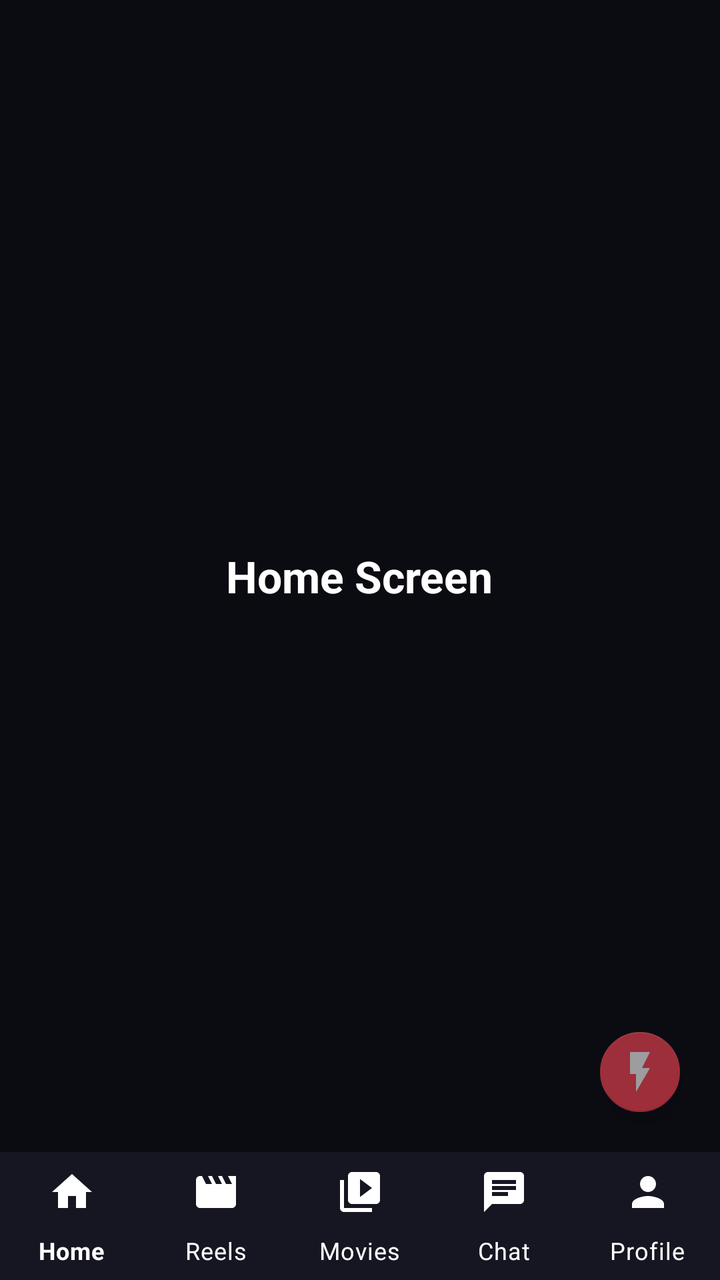
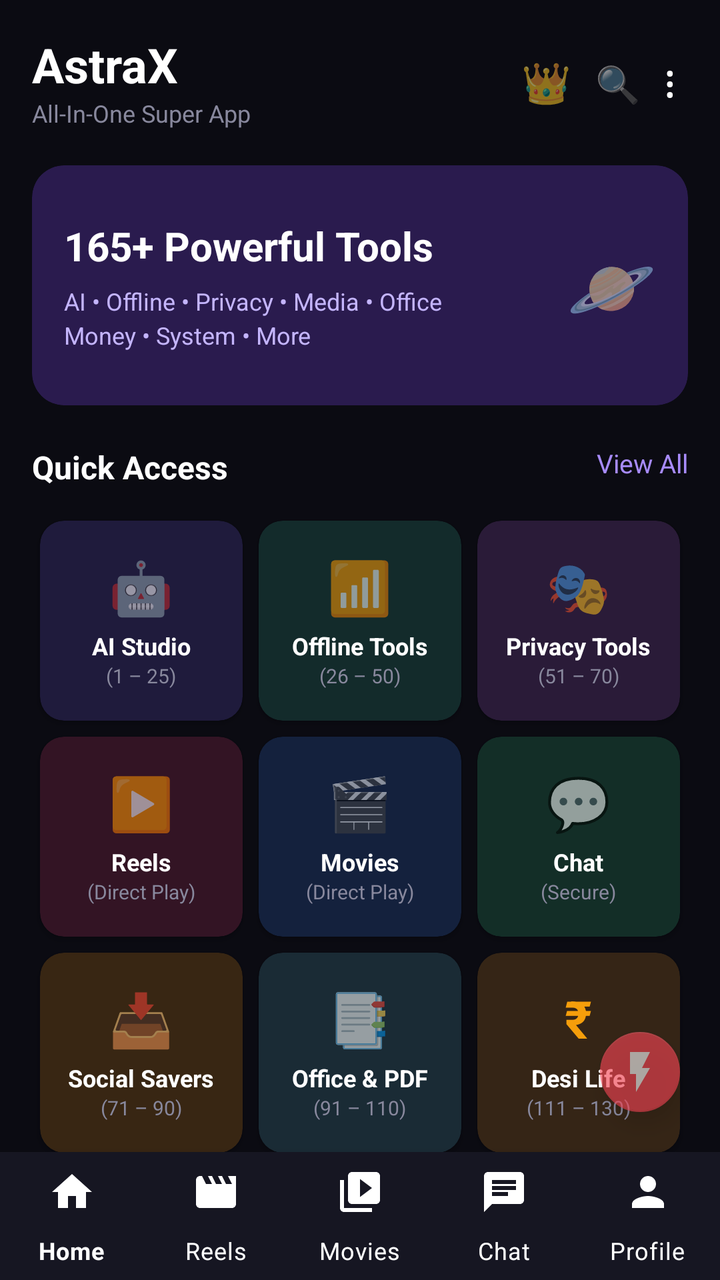

Before-and-after screenshots of an Android layout around one commit, followed by the original layout XML and the change that was made.
<!-- AndroidManifest.xml: application theme Theme.AstraX -->
<!-- res/layout/activity_main.xml -->
<?xml version="1.0" encoding="utf-8"?>
<RelativeLayout xmlns:android="http://schemas.android.com/apk/res/android"
    xmlns:app="http://schemas.android.com/apk/res-auto"
    android:layout_width="match_parent"
    android:layout_height="match_parent"
    android:background="@color/black_bg">

    
    <FrameLayout
        android:id="@+id/content_frame"
        android:layout_width="match_parent"
        android:layout_height="match_parent"
        android:layout_above="@id/bottom_navigation">

        <TextView
            android:id="@+id/screen_title"
            android:layout_width="wrap_content"
            android:layout_height="wrap_content"
            android:layout_gravity="center"
            android:text="Home Screen"
            android:textColor="@color/text_white"
            android:textSize="22sp"
            android:textStyle="bold" />
    </FrameLayout>

    
    <com.google.android.material.bottomnavigation.BottomNavigationView
        android:id="@+id/bottom_navigation"
        android:layout_width="match_parent"
        android:layout_height="64dp"
        android:layout_alignParentBottom="true"
        android:background="@color/card_bg"
        app:itemIconTint="@color/text_white"
        app:itemTextColor="@color/text_white"
        app:labelVisibilityMode="labeled"
        app:menu="@menu/bottom_nav_menu" />

    
    <com.google.android.material.floatingactionbutton.FloatingActionButton
        android:id="@+id/fab_panic"
        android:layout_width="wrap_content"
        android:layout_height="wrap_content"
        android:layout_alignParentEnd="true"
        android:layout_above="@id/bottom_navigation"
        android:layout_margin="16dp"
        android:alpha="0.6"
        android:src="@drawable/ic_panic"
        app:backgroundTint="#FF4757"
        app:tint="@color/text_white"
        app:fabSize="mini" />

    
    <LinearLayout
        android:id="@+id/emergency_study_layer"
        android:layout_width="match_parent"
        android:layout_height="match_parent"
        android:orientation="vertical"
        android:background="#FFFFFF"
        android:padding="20dp"
        android:visibility="gone">

        
        <RelativeLayout
            android:layout_width="match_parent"
            android:layout_height="wrap_content"
            android:layout_marginBottom="16dp">

            <TextView
                android:layout_width="wrap_content"
                android:layout_height="wrap_content"
                android:text="Class 12 Physics - Quick Notes"
                android:textColor="#000000"
                android:textSize="18sp"
                android:textStyle="bold" />

            <Button
                android:id="@+id/btn_close_emergency"
                android:layout_width="wrap_content"
                android:layout_height="36dp"
                android:layout_alignParentEnd="true"
                android:text="Back"
                android:textSize="12sp"
                android:backgroundTint="#2C3E50" />
        </RelativeLayout>

        
        <ScrollView
            android:layout_width="match_parent"
            android:layout_height="match_parent">

            <LinearLayout
                android:layout_width="match_parent"
                android:layout_height="wrap_content"
                android:orientation="vertical">

                <TextView
                    android:layout_width="match_parent"
                    android:layout_height="wrap_content"
                    android:text="Chapter 4: Moving Charges and Magnetism&#10;&#10;1. Biot-Savart Law:&#10;The magnetic field dB due to a current element carrying steady current I at point P is:&#10;dB = (mu0 / 4pi) * (I dl sin theta) / r2&#10;&#10;2. Ampere Circuital Law:&#10;The line integral of magnetic induction around any closed path is:&#10;B . dl = mu0 * I&#10;&#10;3. Lorentz Force:&#10;When a charge q moves with velocity v in electric and magnetic fields:&#10;F = q(E + v x B)&#10;&#10;Chapter 5: Thermodynamics and Heat Laws&#10;&#10;1. First Law of Thermodynamics:&#10;dQ = dU + dW&#10;where dQ is heat supplied, dU is change in internal energy, and dW is work done.&#10;&#10;2. Isothermal Process:&#10;Temperature remains constant (dT = 0). Internal energy change dU = 0.&#10;W = nRT ln(V2/V1)&#10;&#10;3. Adiabatic Process:&#10;No heat enters or leaves the system (dQ = 0).&#10;PV^gamma = Constant"
                    android:textColor="#333333"
                    android:textSize="15sp"
                    android:lineSpacingExtra="6dp" />
            </LinearLayout>
        </ScrollView>
    </LinearLayout>

</RelativeLayout>
<!-- resources referenced by this layout -->
<resources>
  <color name="black_bg">#0B0B12</color>
  <color name="card_bg">#161622</color>
  <color name="text_white">#FFFFFF</color>
  <!-- drawable ic_panic (drawable) -->
  <vector xmlns:android="http://schemas.android.com/apk/res/android"
      android:width="24dp"
      android:height="24dp"
      android:viewportWidth="24"
      android:viewportHeight="24">
      <path
          android:fillColor="#FFFFFFFF"
          android:pathData="M7,2v11h3v9l7,-12h-4l4,-8z"/>
  </vector>
  <style name="Theme.AstraX" parent="Theme.MaterialComponents.DayNight.NoActionBar">
          <item name="android:windowBackground">@color/black_bg</item>
          <item name="android:statusBarColor">@color/black_bg</item>
      </style>
</resources>

<!-- the commit's change to res/layout/activity_main.xml (unified diff, before → after) -->
@@ -12,15 +12,21 @@
         android:layout_height="match_parent"
         android:layout_above="@id/bottom_navigation">
 
+        
+        <include
+            android:id="@+id/layout_home_screen"
+            layout="@layout/fragment_home" />
+
+        
         <TextView
-            android:id="@+id/screen_title"
+            android:id="@+id/other_screen_title"
             android:layout_width="wrap_content"
             android:layout_height="wrap_content"
             android:layout_gravity="center"
-            android:text="Home Screen"
             android:textColor="@color/text_white"
             android:textSize="22sp"
-            android:textStyle="bold" />
+            android:textStyle="bold"
+            android:visibility="gone" />
     </FrameLayout>
 
     
@@ -105,3 +111,337 @@
     </LinearLayout>
 
 </RelativeLayout>
+<!-- res/layout/fragment_home.xml (included above) -->
+<?xml version="1.0" encoding="utf-8"?>
+<ScrollView xmlns:android="http://schemas.android.com/apk/res/android"
+    xmlns:app="http://schemas.android.com/apk/res-auto"
+    android:layout_width="match_parent"
+    android:layout_height="match_parent"
+    android:background="@color/black_bg"
+    android:scrollbars="none">
+
+    <LinearLayout
+        android:layout_width="match_parent"
+        android:layout_height="wrap_content"
+        android:orientation="vertical"
+        android:padding="16dp">
+
+        
+        <RelativeLayout
+            android:layout_width="match_parent"
+            android:layout_height="wrap_content"
+            android:layout_marginBottom="18dp">
+
+            <LinearLayout
+                android:layout_width="wrap_content"
+                android:layout_height="wrap_content"
+                android:orientation="vertical">
+
+                <TextView
+                    android:layout_width="wrap_content"
+                    android:layout_height="wrap_content"
+                    android:text="AstraX"
+                    android:textColor="@color/text_white"
+                    android:textSize="24sp"
+                    android:textStyle="bold" />
+
+                <TextView
+                    android:layout_width="wrap_content"
+                    android:layout_height="wrap_content"
+                    android:text="All-In-One Super App"
+                    android:textColor="#88889D"
+                    android:textSize="12sp" />
+            </LinearLayout>
+
+            <LinearLayout
+                android:layout_width="wrap_content"
+                android:layout_height="wrap_content"
+                android:layout_alignParentEnd="true"
+                android:layout_centerVertical="true"
+                android:orientation="horizontal">
+
+                <TextView
+                    android:id="@+id/btn_vip_crown"
+                    android:layout_width="wrap_content"
+                    android:layout_height="wrap_content"
+                    android:text="👑"
+                    android:textSize="20sp"
+                    android:padding="6dp" />
+
+                <TextView
+                    android:id="@+id/btn_search"
+                    android:layout_width="wrap_content"
+                    android:layout_height="wrap_content"
+                    android:text="🔍"
+                    android:textSize="18sp"
+                    android:padding="6dp" />
+
+                <TextView
+                    android:id="@+id/btn_menu"
+                    android:layout_width="wrap_content"
+                    android:layout_height="wrap_content"
+                    android:text="⋮"
+                    android:textColor="@color/text_white"
+                    android:textSize="22sp"
+                    android:padding="6dp" />
+            </LinearLayout>
+        </RelativeLayout>
+
+        
+        <androidx.cardview.widget.CardView
+            android:layout_width="match_parent"
+            android:layout_height="120dp"
+            android:layout_marginBottom="20dp"
+            app:cardCornerRadius="16dp"
+            app:cardElevation="0dp"
+            app:cardBackgroundColor="#2A1B4E">
+
+            <RelativeLayout
+                android:layout_width="match_parent"
+                android:layout_height="match_parent"
+                android:padding="16dp">
+
+                <LinearLayout
+                    android:layout_width="match_parent"
+                    android:layout_height="wrap_content"
+                    android:layout_centerVertical="true"
+                    android:orientation="vertical">
+
+                    <TextView
+                        android:layout_width="wrap_content"
+                        android:layout_height="wrap_content"
+                        android:text="165+ Powerful Tools"
+                        android:textColor="@color/text_white"
+                        android:textSize="20sp"
+                        android:textStyle="bold" />
+
+                    <TextView
+                        android:layout_width="wrap_content"
+                        android:layout_height="wrap_content"
+                        android:layout_marginTop="6dp"
+                        android:text="AI • Offline • Privacy • Media • Office\nMoney • System • More"
+                        android:textColor="#C4B5FD"
+                        android:textSize="12sp"
+                        android:lineSpacingExtra="3dp" />
+                </LinearLayout>
+
+                <TextView
+                    android:layout_width="wrap_content"
+                    android:layout_height="wrap_content"
+                    android:layout_alignParentEnd="true"
+                    android:layout_centerVertical="true"
+                    android:text="🪐"
+                    android:textSize="36sp" />
+            </RelativeLayout>
+        </androidx.cardview.widget.CardView>
+
+        
+        <RelativeLayout
+            android:layout_width="match_parent"
+            android:layout_height="wrap_content"
+            android:layout_marginBottom="12dp">
+
+            <TextView
+                android:layout_width="wrap_content"
+                android:layout_height="wrap_content"
+                android:text="Quick Access"
+                android:textColor="@color/text_white"
+                android:textSize="16sp"
+                android:textStyle="bold" />
+
+            <TextView
+                android:layout_width="wrap_content"
+                android:layout_height="wrap_content"
+                android:layout_alignParentEnd="true"
+                android:text="View All"
+                android:textColor="#A78BFA"
+                android:textSize="13sp" />
+        </RelativeLayout>
+
+        
+        <GridLayout
+            android:layout_width="match_parent"
+            android:layout_height="wrap_content"
+            android:columnCount="3"
+            android:rowCount="3"
+            android:alignmentMode="alignMargins"
+            android:useDefaultMargins="true">
+
+            
+            <androidx.cardview.widget.CardView
+                android:layout_width="0dp"
+                android:layout_height="100dp"
+                android:layout_columnWeight="1"
+                android:layout_margin="4dp"
+                app:cardCornerRadius="12dp"
+                app:cardBackgroundColor="#1F1B3C">
+                <LinearLayout
+                    android:layout_width="match_parent"
+                    android:layout_height="match_parent"
+                    android:gravity="center"
+                    android:orientation="vertical">
+                    <TextView android:layout_width="wrap_content" android:layout_height="wrap_content" android:text="🤖" android:textSize="26sp" />
+                    <TextView android:layout_width="wrap_content" android:layout_height="wrap_content" android:text="AI Studio" android:textColor="@color/text_white" android:textSize="12sp" android:textStyle="bold" android:layout_marginTop="4dp" />
+                    <TextView android:layout_width="wrap_content" android:layout_height="wrap_content" android:text="(1 – 25)" android:textColor="#88889D" android:textSize="10sp" />
+                </LinearLayout>
+            </androidx.cardview.widget.CardView>
+
+            
+            <androidx.cardview.widget.CardView
+                android:layout_width="0dp"
+                android:layout_height="100dp"
+                android:layout_columnWeight="1"
+                android:layout_margin="4dp"
+                app:cardCornerRadius="12dp"
+                app:cardBackgroundColor="#132B2B">
+                <LinearLayout
+                    android:layout_width="match_parent"
+                    android:layout_height="match_parent"
+                    android:gravity="center"
+                    android:orientation="vertical">
+                    <TextView android:layout_width="wrap_content" android:layout_height="wrap_content" android:text="📶" android:textSize="26sp" />
+                    <TextView android:layout_width="wrap_content" android:layout_height="wrap_content" android:text="Offline Tools" android:textColor="@color/text_white" android:textSize="12sp" android:textStyle="bold" android:layout_marginTop="4dp" />
+                    <TextView android:layout_width="wrap_content" android:layout_height="wrap_content" android:text="(26 – 50)" android:textColor="#88889D" android:textSize="10sp" />
+                </LinearLayout>
+            </androidx.cardview.widget.CardView>
+
+            
+            <androidx.cardview.widget.CardView
+                android:layout_width="0dp"
+                android:layout_height="100dp"
+                android:layout_columnWeight="1"
+                android:layout_margin="4dp"
+                app:cardCornerRadius="12dp"
+                app:cardBackgroundColor="#2A1B38">
+                <LinearLayout
+                    android:layout_width="match_parent"
+                    android:layout_height="match_parent"
+                    android:gravity="center"
+                    android:orientation="vertical">
+                    <TextView android:layout_width="wrap_content" android:layout_height="wrap_content" android:text="🎭" android:textSize="26sp" />
+                    <TextView android:layout_width="wrap_content" android:layout_height="wrap_content" android:text="Privacy Tools" android:textColor="@color/text_white" android:textSize="12sp" android:textStyle="bold" android:layout_marginTop="4dp" />
+                    <TextView android:layout_width="wrap_content" android:layout_height="wrap_content" android:text="(51 – 70)" android:textColor="#88889D" android:textSize="10sp" />
+                </LinearLayout>
+            </androidx.cardview.widget.CardView>
+
+            
+            <androidx.cardview.widget.CardView
+                android:id="@+id/card_home_reels"
+                android:layout_width="0dp"
+                android:layout_height="100dp"
+                android:layout_columnWeight="1"
+                android:layout_margin="4dp"
+                app:cardCornerRadius="12dp"
+                app:cardBackgroundColor="#331424">
+                <LinearLayout
+                    android:layout_width="match_parent"
+                    android:layout_height="match_parent"
+                    android:gravity="center"
+                    android:orientation="vertical">
+                    <TextView android:layout_width="wrap_content" android:layout_height="wrap_content" android:text="▶️" android:textSize="26sp" />
+                    <TextView android:layout_width="wrap_content" android:layout_height="wrap_content" android:text="Reels" android:textColor="@color/text_white" android:textSize="12sp" android:textStyle="bold" android:layout_marginTop="4dp" />
+                    <TextView android:layout_width="wrap_content" android:layout_height="wrap_content" android:text="(Direct Play)" android:textColor="#88889D" android:textSize="10sp" />
+                </LinearLayout>
+            </androidx.cardview.widget.CardView>
+
+            
+            <androidx.cardview.widget.CardView
+                android:id="@+id/card_home_movies"
+                android:layout_width="0dp"
+                android:layout_height="100dp"
+                android:layout_columnWeight="1"
+                android:layout_margin="4dp"
+                app:cardCornerRadius="12dp"
+                app:cardBackgroundColor="#14213D">
+                <LinearLayout
+                    android:layout_width="match_parent"
+                    android:layout_height="match_parent"
+                    android:gravity="center"
+                    android:orientation="vertical">
+                    <TextView android:layout_width="wrap_content" android:layout_height="wrap_content" android:text="🎬" android:textSize="26sp" />
+                    <TextView android:layout_width="wrap_content" android:layout_height="wrap_content" android:text="Movies" android:textColor="@color/text_white" android:textSize="12sp" android:textStyle="bold" android:layout_marginTop="4dp" />
+                    <TextView android:layout_width="wrap_content" android:layout_height="wrap_content" android:text="(Direct Play)" android:textColor="#88889D" android:textSize="10sp" />
+                </LinearLayout>
+            </androidx.cardview.widget.CardView>
+
+            
+            <androidx.cardview.widget.CardView
+                android:id="@+id/card_home_chat"
+                android:layout_width="0dp"
+                android:layout_height="100dp"
+                android:layout_columnWeight="1"
+                android:layout_margin="4dp"
+                app:cardCornerRadius="12dp"
+                app:cardBackgroundColor="#132E27">
+                <LinearLayout
+                    android:layout_width="match_parent"
+                    android:layout_height="match_parent"
+                    android:gravity="center"
+                    android:orientation="vertical">
+                    <TextView android:layout_width="wrap_content" android:layout_height="wrap_content" android:text="💬" android:textSize="26sp" />
+                    <TextView android:layout_width="wrap_content" android:layout_height="wrap_content" android:text="Chat" android:textColor="@color/text_white" android:textSize="12sp" android:textStyle="bold" android:layout_marginTop="4dp" />
+                    <TextView android:layout_width="wrap_content" android:layout_height="wrap_content" android:text="(Secure)" android:textColor="#88889D" android:textSize="10sp" />
+                </LinearLayout>
+            </androidx.cardview.widget.CardView>
+
+            
+            <androidx.cardview.widget.CardView
+                android:layout_width="0dp"
+                android:layout_height="100dp"
+                android:layout_columnWeight="1"
+                android:layout_margin="4dp"
+                app:cardCornerRadius="12dp"
+                app:cardBackgroundColor="#382613">
+                <LinearLayout
+                    android:layout_width="match_parent"
+                    android:layout_height="match_parent"
+                    android:gravity="center"
+                    android:orientation="vertical">
+                    <TextView android:layout_width="wrap_content" android:layout_height="wrap_content" android:text="📥" android:textSize="26sp" />
+                    <TextView android:layout_width="wrap_content" android:layout_height="wrap_content" android:text="Social Savers" android:textColor="@color/text_white" android:textSize="12sp" android:textStyle="bold" android:layout_marginTop="4dp" />
+                    <TextView android:layout_width="wrap_content" android:layout_height="wrap_content" android:text="(71 – 90)" android:textColor="#88889D" android:textSize="10sp" />
+                </LinearLayout>
+            </androidx.cardview.widget.CardView>
+
+            
+            <androidx.cardview.widget.CardView
+                android:layout_width="0dp"
+                android:layout_height="100dp"
+                android:layout_columnWeight="1"
+                android:layout_margin="4dp"
+                app:cardCornerRadius="12dp"
+                app:cardBackgroundColor="#1A2B35">
+                <LinearLayout
+                    android:layout_width="match_parent"
+                    android:layout_height="match_parent"
+                    android:gravity="center"
+                    android:orientation="vertical">
+                    <TextView android:layout_width="wrap_content" android:layout_height="wrap_content" android:text="📑" android:textSize="26sp" />
+                    <TextView android:layout_width="wrap_content" android:layout_height="wrap_content" android:text="Office &amp; PDF" android:textColor="@color/text_white" android:textSize="12sp" android:textStyle="bold" android:layout_marginTop="4dp" />
+                    <TextView android:layout_width="wrap_content" android:layout_height="wrap_content" android:text="(91 – 110)" android:textColor="#88889D" android:textSize="10sp" />
+                </LinearLayout>
+            </androidx.cardview.widget.CardView>
+
+            
+            <androidx.cardview.widget.CardView
+                android:layout_width="0dp"
+                android:layout_height="100dp"
+                android:layout_columnWeight="1"
+                android:layout_margin="4dp"
+                app:cardCornerRadius="12dp"
+                app:cardBackgroundColor="#352516">
+                <LinearLayout
+                    android:layout_width="match_parent"
+                    android:layout_height="match_parent"
+                    android:gravity="center"
+                    android:orientation="vertical">
+                    <TextView android:layout_width="wrap_content" android:layout_height="wrap_content" android:text="₹" android:textColor="#F59E0B" android:textSize="26sp" android:textStyle="bold" />
+                    <TextView android:layout_width="wrap_content" android:layout_height="wrap_content" android:text="Desi Life" android:textColor="@color/text_white" android:textSize="12sp" android:textStyle="bold" android:layout_marginTop="4dp" />
+                    <TextView android:layout_width="wrap_content" android:layout_height="wrap_content" android:text="(111 – 130)" android:textColor="#88889D" android:textSize="10sp" />
+                </LinearLayout>
+            </androidx.cardview.widget.CardView>
+
+        </GridLayout>
+
+    </LinearLayout>
+</ScrollView>
